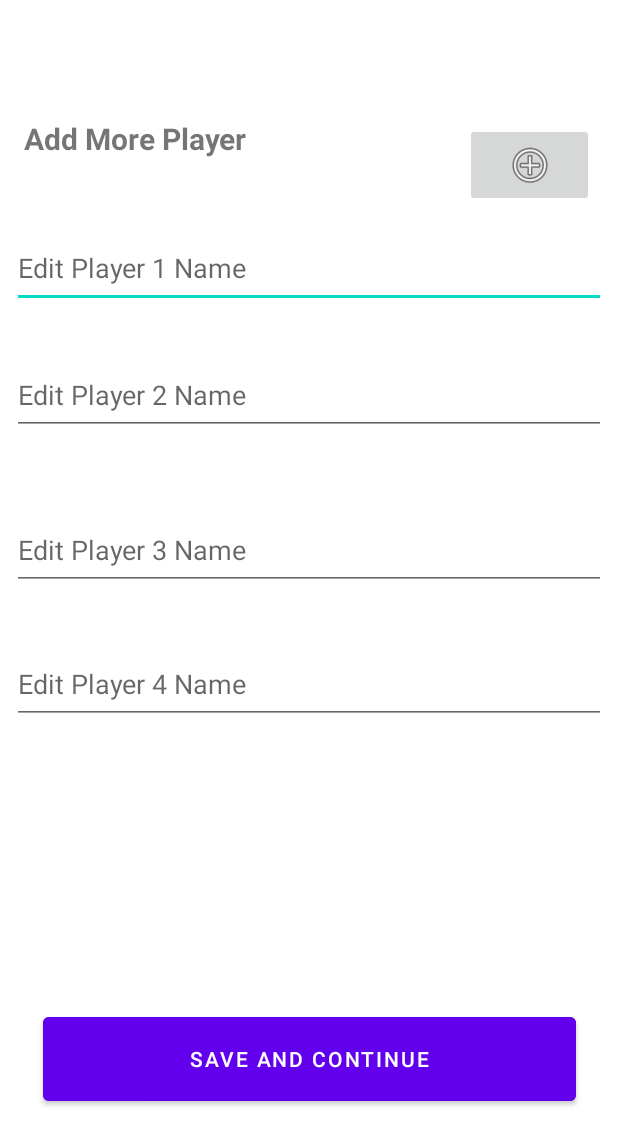
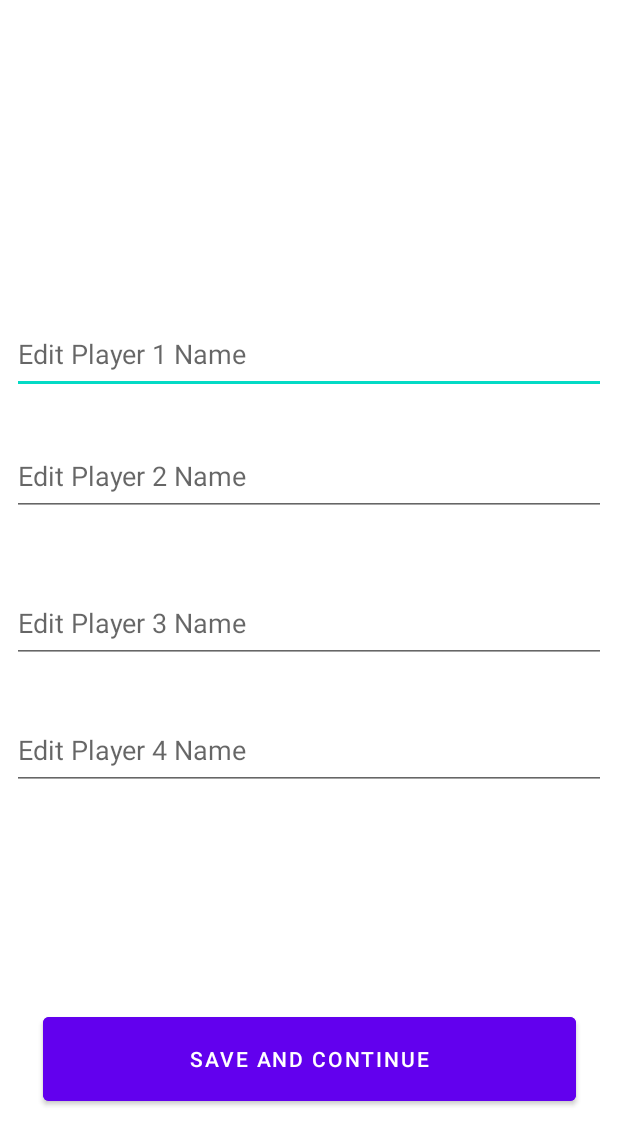
Before and after one commit to seun-OMJ/sport-box-score-manager, an Android app: the PlayerActivity screen opened directly, with no data from a screen before it, on a phone screen of 412 x 824 dp. Shown: the top 1145 px of the screen. Run offline under Robolectric (Android 15) with nearby library versions, the phone set to English and light mode, and no system bars.

Commit message:
fixed xml files

```diff
--- a/app/src/main/java/com/example/sports_box_score_manager/Presentation/ScoreActivity.java
+++ b/app/src/main/java/com/example/sports_box_score_manager/Presentation/ScoreActivity.java
@@ -193,13 +193,13 @@
     }
 
     private String timeFormatter(int secs, int mins) {
-        String sec=""+secs;
+        String sec="   "+secs;
         String min=""+mins;
         if(mins<10){
              min="0"+min;
         }
         if(secs<10){
-            sec="0"+sec;
+            sec="   0"+secs;
         }
         if(mins==0){
             return sec;
--- a/app/src/main/res/layout/activity_player.xml
+++ b/app/src/main/res/layout/activity_player.xml
@@ -38,53 +38,23 @@
         app:layout_constraintHorizontal_bias="0.0"
         app:layout_constraintStart_toStartOf="parent"
         app:layout_constraintTop_toTopOf="parent"
-        app:layout_constraintVertical_bias="0.012" />
-
-    <TextView
-        android:id="@+id/textView2"
-        android:layout_width="273dp"
-        android:layout_height="53dp"
-        android:layout_marginTop="16dp"
-        android:hint="Add More Players"
-        android:text="Add More Player"
-        android:textSize="20sp"
-        android:textStyle="bold"
-        android:visibility="visible"
-        app:layout_constraintEnd_toEndOf="parent"
-        app:layout_constraintHorizontal_bias="0.115"
-        app:layout_constraintStart_toStartOf="parent"
-        app:layout_constraintTop_toBottomOf="@+id/EnterGameName" />
-
-    <ImageButton
-        android:id="@+id/imageButton"
-        android:layout_width="86dp"
-        android:layout_height="56dp"
-        android:layout_marginStart="8dp"
-        android:layout_marginEnd="8dp"
-        android:src="@android:drawable/ic_menu_add"
-        app:layout_constraintBottom_toBottomOf="parent"
-        app:layout_constraintEnd_toEndOf="parent"
-        app:layout_constraintHorizontal_bias="0.6"
-        app:layout_constraintStart_toEndOf="@+id/textView2"
-        app:layout_constraintTop_toBottomOf="@+id/EnterGameName"
-        app:layout_constraintVertical_bias="0.027" />
+        app:layout_constraintVertical_bias="0.151" />
 
     <EditText
         android:id="@+id/editTextTextPersonName"
         android:layout_width="0dp"
         android:layout_height="53dp"
         android:layout_marginStart="8dp"
-        android:layout_marginTop="20dp"
         android:layout_marginEnd="8dp"
         android:ems="10"
         android:hint="Edit Player 1 Name"
         android:inputType="textPersonName"
         app:layout_constraintBottom_toBottomOf="parent"
         app:layout_constraintEnd_toEndOf="parent"
-        app:layout_constraintHorizontal_bias="0.118"
+        app:layout_constraintHorizontal_bias="0.0"
         app:layout_constraintStart_toStartOf="parent"
-        app:layout_constraintTop_toBottomOf="@+id/textView2"
-        app:layout_constraintVertical_bias="0.0" />
+        app:layout_constraintTop_toBottomOf="@+id/EnterGameName"
+        app:layout_constraintVertical_bias="0.065" />
 
     <EditText
         android:id="@+id/editTextTextPersonName2"
```
